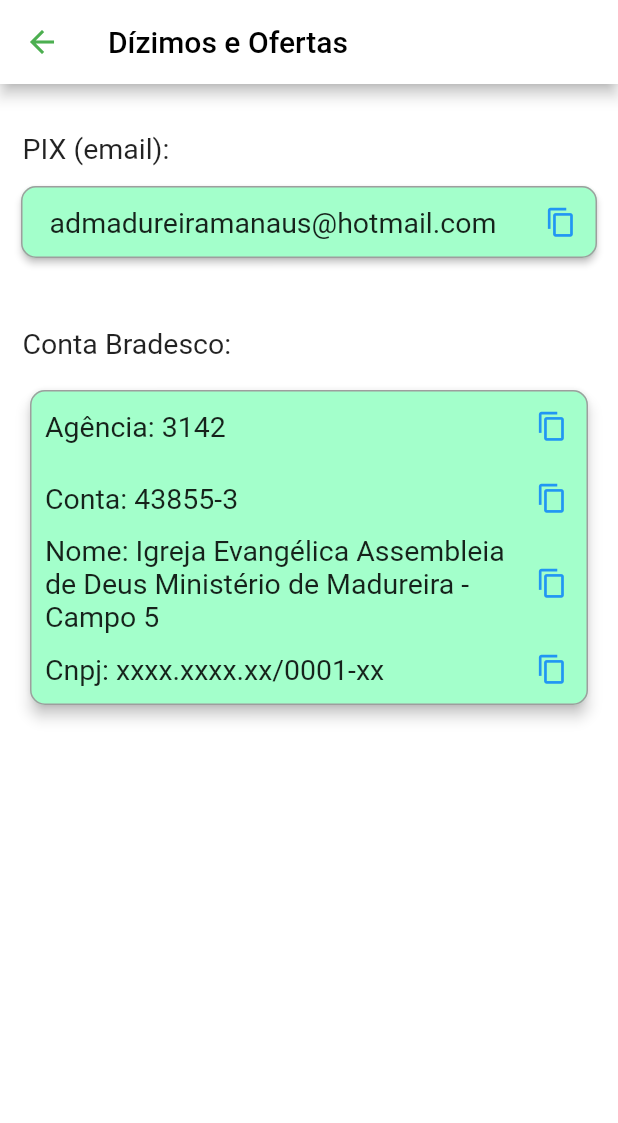
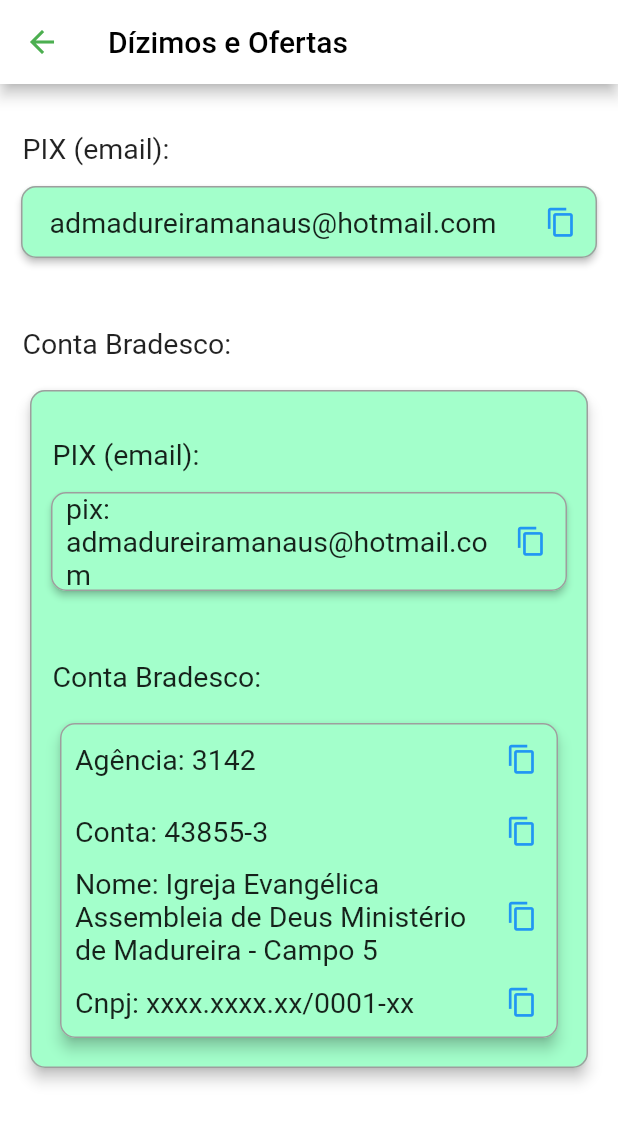
Before and after one commit to eliander1/App-Igreja, a Flutter app: the Carne screen opened directly, on a phone screen of 412 x 824 dp. Shown: the top 1123 px of the screen. Run offline on Flutter 3.47's test engine with Material 2 defaults, Android fonts, the phone set to English and light mode, and no system bars; our stand-ins replace page_transition; missing offline and left inert: flutter_youtube; network calls fail; Roboto replaces fonts that are missing (PTSerif).

Commit message:
primeira organizada

```diff
--- a/lib/Screens/obras/obra.dart
+++ b/lib/Screens/obras/obra.dart
@@ -54,7 +54,7 @@ class _ObraState extends State<Obra> {
                               height: 200, //tamanho do container da foto
                               decoration: BoxDecoration(
                                   image: DecorationImage(
-                                      fit: BoxFit.cover, // faz a foto ocupar todo o container
+                                      fit: BoxFit.cover, // faz a foto ocupar t.o.d.o o container
                                       image: NetworkImage(video.imagem)
                                   )
                               ),
--- a/lib/Screens/oferta/Carne.dart
+++ b/lib/Screens/oferta/Carne.dart
@@ -1,5 +1,7 @@
 import 'package:flutter/material.dart';
 import 'package:flutter/services.dart';
+
+import 'ofertas_controller.dart';
 
 class Carne extends StatefulWidget {
   const Carne({Key? key}) : super(key: key);
@@ -13,133 +15,160 @@ class _CarneState extends State<Carne> {
   Widget build(BuildContext context) {
     return Scaffold(
       appBar: AppBar(
-          title: Text("Dízimos e Ofertas", style: TextStyle(color: Colors.black),),
+        title: const Text(
+          "Dízimos e Ofertas",
+          style: TextStyle(color: Colors.black),
+        ),
         backgroundColor: Colors.white,
         leading: IconButton(
           icon: Icon(Icons.arrow_back, color: Colors.green),
           onPressed: () => Navigator.of(context).pop(),
         ),
       ),
-        body:Container(
+      body: Container(
         color: Colors.white,
-
-            child:Column(
-
-                children:[
+        child: Column(children: [
           //PIX
           Container(
             padding: EdgeInsets.only(left: 15, top: 32),
-                    child: Row(
-                        children: [Text("PIX (email):", style: TextStyle( fontSize: 19, fontFamily: 'PTSerif'),)]
-                    ),
+            child: Row(children: const [
+              Text(
+                "PIX (email):",
+                style: TextStyle(fontSize: 19, fontFamily: 'PTSerif'),
+              )
+            ]),
           ),
 
-                  Container(padding: EdgeInsets.all(10),
-                    child: Card(elevation: 2, shape: RoundedRectangleBorder(
+          Container(
+            padding: EdgeInsets.all(10),
+            child: Card(
+              elevation: 2,
+              shape: RoundedRectangleBorder(
                   borderRadius: BorderRadius.circular(10.0),
                   side: BorderSide(color: Colors.grey, width: 1)),
               color: Color(0xFFA3FFCB),
-                      child: Row(
-                          children:[Expanded(child: Text("admadureiramanaus@hotmail.com",
-                              style: TextStyle(fontSize: 19, fontFamily: 'PTSerif',),
-                              textAlign: TextAlign.center),),
-
-                            IconButton(onPressed: (){
-                              Clipboard.setData(ClipboardData(text: "admadureiramanaus@hotmail.com")).then((_){
-                                ScaffoldMessenger.of(context)
-                                    .showSnackBar(SnackBar(content: Text('Pix copiado!')));
+              child: Row(children: [
+                const Expanded(
+                  child: Text("admadureiramanaus@hotmail.com",
+                      style: TextStyle(
+                        fontSize: 19,
+                        fontFamily: 'PTSerif',
+                      ),
+                      textAlign: TextAlign.center),
+                ),
+                IconButton(
+                    onPressed: () {
+                      Clipboard.setData(const ClipboardData(
+                              text: "admadureiramanaus@hotmail.com"))
+                          .then((_) {
+                        ScaffoldMessenger.of(context).showSnackBar(
+                            SnackBar(content: Text('Pix copiado!')));
                       });
-                            }, icon: Icon(Icons.copy, size: 21, color: Colors.blue))
+                    },
+                    icon: Icon(Icons.copy, size: 21, color: Colors.blue))
               ]),
             ),
           ),
 
-
-
           ////////// CONTA /////////////
-
-
 
           Container(
             padding: EdgeInsets.only(left: 15, top: 32),
-                    child: Row(
-                        children: [Text("Conta Bradesco: ", style: TextStyle( fontSize: 19, fontFamily: 'PTSerif'),)]
-                    ),
+            child: Row(children: const [
+              Text(
+                "Conta Bradesco: ",
+                style: TextStyle(fontSize: 19, fontFamily: 'PTSerif'),
+              )
+            ]),
           ),
 
           Container(
             padding: EdgeInsets.all(16),
-                    child: Card(elevation: 4, shape: RoundedRectangleBorder(
+            child: Card(
+              elevation: 4,
+              shape: RoundedRectangleBorder(
                   borderRadius: BorderRadius.circular(10.0),
                   side: BorderSide(color: Colors.grey, width: 1)),
               color: Color(0xFFA3FFCB),
-                      child: Column(
-                          children: [
+              child: Column(children: [
+                //PIX
+                Container(
+                  padding: EdgeInsets.only(left: 15, top: 32),
+                  child: Row(children: const [
+                    Text(
+                      "PIX (email):",
+                      style: TextStyle(fontSize: 19, fontFamily: 'PTSerif'),
+                    )
+                  ]),
+                ),
 
-                            //  CONTA DA IGREJA //
-
-                            Row(
-                                children:[Expanded(child: Container(padding: EdgeInsets.only(left: 10),
-                                  child: Text("Agência: 3142", style: TextStyle(fontSize: 19), textAlign: TextAlign.left, ),),),
-                                  IconButton(onPressed: (){
-                                    Clipboard.setData(ClipboardData(text: "3142")).then((_){
-                                      ScaffoldMessenger.of(context)
-                                          .showSnackBar(SnackBar(content: Text('Agência copiada!')));
-                                    });
-                                  }, icon: Icon(Icons.copy, size: 21, color: Colors.blue))
-                                ]),
-
-
-                            Row(
-                                children:[Expanded(child: Container(padding: EdgeInsets.only(left: 10),
-                                  child: Text("Conta: 43855-3", style: TextStyle(fontSize: 19), textAlign: TextAlign.left,),),),
-                                  IconButton(onPressed: (){
-                                    Clipboard.setData(ClipboardData(text: "43855-3")).then((_){
-                                      ScaffoldMessenger.of(context)
-                                          .showSnackBar(SnackBar(content: Text('Conta copiada!')));
-                                    });
-                                  }, icon: Icon(Icons.copy, size: 21, color: Colors.blue))
-                                ]),
-
-                            // NOME DA IGREJA
-
-                            Row(
-                                children: [Expanded(child: Container(padding: EdgeInsets.only(left: 10),
-                                  child:Text("Nome: Igreja Evangélica Assembleia de Deus Ministério de Madureira - Campo 5",
-                                    style: TextStyle(fontSize: 19), textAlign: TextAlign.left,),),),
-                                  IconButton(onPressed: (){
-                                    Clipboard.setData(ClipboardData(text: "Igreja Evangélica Assembleia de Deus Ministério de Madureira - Campo 5")).then((_){
-                                      ScaffoldMessenger.of(context)
-                                          .showSnackBar(SnackBar(content: Text('Nome copiado!')));
-                                    });
-                                  }, icon: Icon(Icons.copy, size: 21, color: Colors.blue))
-                                ]),
-
-                            //CNPJ
-
-                            Row(
-                                children: [Expanded(child: Container(padding: EdgeInsets.only(left: 10),
-                                  child: Text("Cnpj: xxxx.xxxx.xx/0001-xx",
-                                    style: TextStyle(fontSize: 19), textAlign: TextAlign.left,),),),
-                                  IconButton(onPressed: (){
-                                    Clipboard.setData(ClipboardData(text: "")).then((_){
-                                      ScaffoldMessenger.of(context)
-                                          .showSnackBar(SnackBar(content: Text('CNPJ copiado!')));
-                                    });
-                                  }, icon: Icon(Icons.copy, size: 21, color: Colors.blue))
-                                ]),
-
-
-
-
-
-
-                          ]
+                Container(
+                  padding: EdgeInsets.all(10),
+                  child: Card(
+                    elevation: 2,
+                    shape: RoundedRectangleBorder(
+                        borderRadius: BorderRadius.circular(10.0),
+                        side: BorderSide(color: Colors.grey, width: 1)),
+                    color: Color(0xFFA3FFCB),
+                    child: ContaDadosEIcones(
+                        tipoDado: "pix: admadureiramanaus@hotmail.com",
+                        textoAreaDeTransferencia:
+                            "admadureiramanaus@hotmail.com",
+                        textoSnackBar: 'Pix copiado!'),
                   ),
                 ),
+
+                ////////// CONTA /////////////
+
+                Container(
+                  padding: EdgeInsets.only(left: 15, top: 32),
+                  child: Row(children: const [
+                    Text(
+                      "Conta Bradesco: ",
+                      style: TextStyle(fontSize: 19, fontFamily: 'PTSerif'),
                     )
-                ])
+                  ]),
+                ),
+
+                Container(
+                  padding: EdgeInsets.all(16),
+                  child: Card(
+                    elevation: 4,
+                    shape: RoundedRectangleBorder(
+                        borderRadius: BorderRadius.circular(10.0),
+                        side: BorderSide(color: Colors.grey, width: 1)),
+                    color: Color(0xFFA3FFCB),
+                    child: Column(children: [
+                      //  CONTA DA IGREJA //
+                      ContaDadosEIcones(
+                          tipoDado: "Agência: 3142",
+                          textoAreaDeTransferencia: '3142',
+                          textoSnackBar: 'Agência copiada!'),
+
+                      ContaDadosEIcones(
+                          tipoDado: "Conta: 43855-3",
+                          textoAreaDeTransferencia: '43855-3',
+                          textoSnackBar: 'Conta copiada!'),
+
+                      ContaDadosEIcones(
+                          tipoDado:
+                              "Nome: Igreja Evangélica Assembleia de Deus Ministério de Madureira - Campo 5",
+                          textoAreaDeTransferencia:
+                              "Igreja Evangélica Assembleia de Deus Ministério de Madureira - Campo 5",
+                          textoSnackBar: 'Nome copiado!'),
+
+                      ContaDadosEIcones(
+                          tipoDado: "Cnpj: xxxx.xxxx.xx/0001-xx",
+                          textoAreaDeTransferencia: "",
+                          textoSnackBar: 'CNPJ copiado!'),
+                    ]),
+                  ),
                 )
+              ]),
+            ),
+          )
+        ]),
+      ),
     );
   }
 }
--- a/lib/Screens/oferta/Ofertas.dart
+++ b/lib/Screens/oferta/Ofertas.dart
@@ -16,11 +16,11 @@ class Ofertas extends StatelessWidget {
           mainAxisAlignment: MainAxisAlignment.spaceEvenly,
             children: [
               BotaoOferta(CTA: 'Ofertas Nova Sede', function: (){
-                Navigator.push(context, PageTransition(child: const Dizimo(), type: PageTransitionType.bottomToTop));
+                Navigator.push(context, PageTransition(child:  Dizimo(), type: PageTransitionType.bottomToTop));
               }),
 
               BotaoOferta(CTA: 'Dízimos e Ofertas', function: (){
-                Navigator.push(context, PageTransition(child: const Carne(), type: PageTransitionType.bottomToTop));
+                Navigator.push(context, PageTransition(child:  Carne(), type: PageTransitionType.bottomToTop));
               })
               ],
         )
--- /dev/null
+++ b/lib/Screens/oferta/ofertas_controller.dart
@@ -0,0 +1,24 @@
+import 'package:flutter/material.dart';
+import 'package:flutter/services.dart';
+
+class ContaDadosEIcones extends StatelessWidget {
+  String tipoDado;
+  String textoAreaDeTransferencia;
+  String textoSnackBar;
+
+  ContaDadosEIcones({required this.tipoDado, required this.textoAreaDeTransferencia, required this.textoSnackBar});
+
+  @override
+  Widget build(BuildContext context) {
+    return Row(
+        children:[Expanded(child: Container(padding: EdgeInsets.only(left: 10),
+          child: Text(tipoDado, style: TextStyle(fontSize: 19), textAlign: TextAlign.left, ),),),
+          IconButton(onPressed: (){
+            Clipboard.setData(ClipboardData(text: textoAreaDeTransferencia)).then((_){
+              ScaffoldMessenger.of(context)
+                  .showSnackBar(SnackBar(content: Text(textoSnackBar)));
+            });
+          }, icon: Icon(Icons.copy, size: 21, color: Colors.blue))
+        ]);
+  }
+}
--- a/lib/Widgets/botoes.dart
+++ b/lib/Widgets/botoes.dart
@@ -31,7 +31,7 @@ class BotaoOferta extends StatelessWidget {
             return const TextStyle(fontSize: 12, fontFamily: "Poppins-Bold");}
             return const TextStyle(fontSize: 18, fontFamily: "Poppins-Bold");}),),
 
-          onPressed: (){function;},
+          onPressed: (){function();},
           child:  Text(CTA)
 
     );
```
Also changed, not shown: lib/Screens/connect/Connect.dart (+13 -28 lines), lib/Screens/connect/connect_controller.dart (+11 -1 lines), lib/Screens/obras/obra_controller.dart (+3 -11 lines), lib/Screens/oferta/Dizimo.dart (+28 -70 lines), lib/Constants/theme_colors_and_fonts.dart (added). Lines whose indentation alone changed are shown as unchanged.
